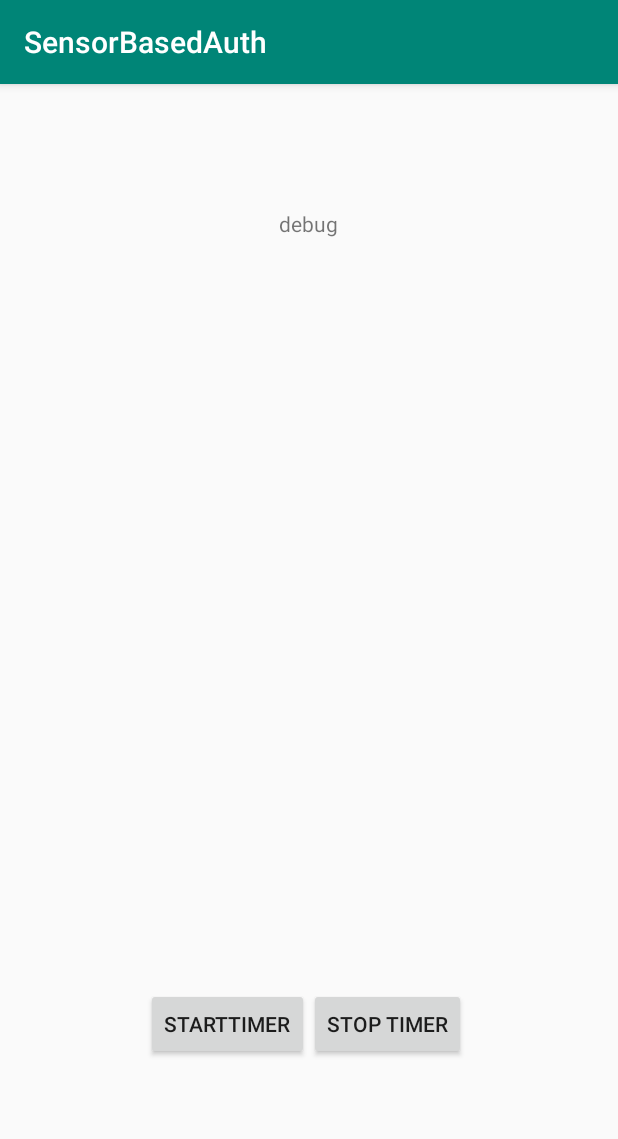
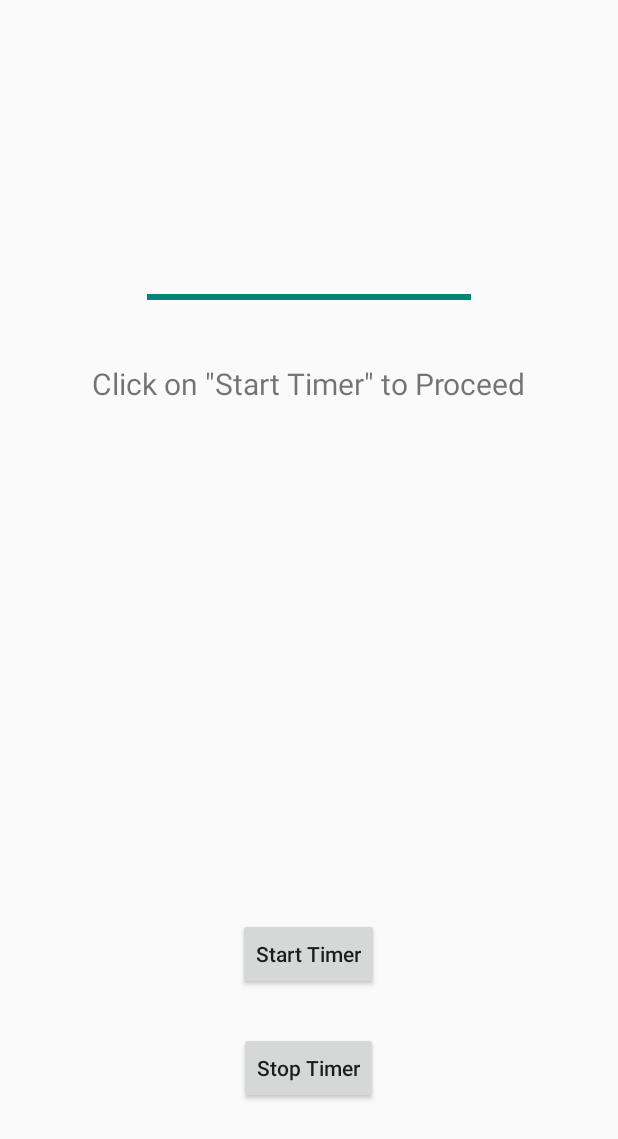
Before and after one commit to KarimM7mad/SensorBasedAuth, an Android app: the screen it shows after launch (MainActivity), on a phone screen of 412 x 824 dp. Shown: the top 1139 px of the screen. Run offline under Robolectric (Android 15) with nearby library versions, the phone set to English and light mode, and no system bars.

Commit message:
all Done

```diff
--- a/app/src/main/AndroidManifest.xml
+++ b/app/src/main/AndroidManifest.xml
@@ -8,7 +8,7 @@
         android:label="@string/app_name"
         android:roundIcon="@mipmap/ic_launcher_round"
         android:supportsRtl="true"
-        android:theme="@style/AppTheme">
+        android:theme="@style/Theme.AppCompat.Light.NoActionBar">
         <activity android:name=".MainActivity">
             <intent-filter>
                 <action android:name="android.intent.action.MAIN" />
--- a/app/src/main/java/com/example/karimm7mad/sensorbasedauth/MainActivity.java
+++ b/app/src/main/java/com/example/karimm7mad/sensorbasedauth/MainActivity.java
@@ -1,17 +1,20 @@
 package com.example.karimm7mad.sensorbasedauth;
 
+import android.annotation.SuppressLint;
 import android.content.Context;
 import android.content.pm.ActivityInfo;
+import android.graphics.Color;
 import android.hardware.Sensor;
 import android.hardware.SensorEvent;
 import android.hardware.SensorEventListener;
 import android.hardware.SensorManager;
+import android.os.Bundle;
 import android.os.CountDownTimer;
 import android.support.v7.app.AppCompatActivity;
-import android.os.Bundle;
 import android.util.Log;
 import android.view.View;
 import android.widget.Button;
+import android.widget.ProgressBar;
 import android.widget.TextView;
 
 public class MainActivity extends AppCompatActivity implements SensorEventListener {
@@ -19,7 +22,7 @@ public class MainActivity extends AppCompatActivity implements SensorEventListen
 
     public TextView msgTxt, debugTxt, sensorReadingTxt;
     public Button startTimerBtn, stopTimerBtn;
-    public CountDownTimer downTimer;
+    public CountDownTimer mainDownTimer, subDownTimer;
     private SensorManager sensMan;
     private Sensor linSensor;
     public int numOfShakesInInterval;
@@ -27,6 +30,9 @@ public class MainActivity extends AppCompatActivity implements SensorEventListen
     private static final float SHAKE_THRESHOLD = 3.25f; // m/S**2
     private static final int MIN_TIME_BETWEEN_SHAKES_MILLISECS = 550;
     private long mLastShakeTime;
+    public boolean startedTimer = false;
+    public ProgressBar loading;
+    public static final String patternToFind = "1-2-3";
 
 
     @Override
@@ -38,19 +44,24 @@ public class MainActivity extends AppCompatActivity implements SensorEventListen
         this.msgTxt = findViewById(R.id.msgTxt);
         this.debugTxt = findViewById(R.id.debugTxt);
         this.sensorReadingTxt = findViewById(R.id.sensorReadings);
+        this.loading = findViewById(R.id.determinateBar);
+        this.loading.setProgress(100);
         this.numOfShakesInInterval = 0;
         //sensor itself
         this.sensMan = (SensorManager) getSystemService(Context.SENSOR_SERVICE);
         this.linSensor = sensMan.getDefaultSensor(Sensor.TYPE_ACCELEROMETER);
         //create Timer Object
-        this.createTimeer();
+        msgTxt.setText("");
+        debugTxt.setText("Click on \"Start Timer\" to Proceed");
+        this.createTimers();
         //startTimerbtn
         this.startTimerBtn = findViewById(R.id.startTimerbtn);
         this.startTimerBtn.setOnClickListener(new View.OnClickListener() {
             @Override
             public void onClick(View v) {
-                msgTxt.setText("");
-                downTimer.start();
+                mainDownTimer.start();
+                subDownTimer.start();
+                debugTxt.setText("");
                 Log.d("asdasd", "debugyAna: Timer Started");
             }
         });
@@ -59,38 +70,62 @@ public class MainActivity extends AppCompatActivity implements SensorEventListen
         this.stopTimerBtn.setOnClickListener(new View.OnClickListener() {
             @Override
             public void onClick(View v) {
+                mainDownTimer.cancel();
+                subDownTimer.cancel();
+                startedTimer = false;
+                loading.setProgress(100);
+                msgTxt.setText("");
+                debugTxt.setText("Click on \"Start Timer\" to Proceed");
                 Log.d("asdasd", "debugyAna: Timer Stopped");
-                downTimer.cancel();
             }
         });
 
     }
 
 
-    public void createTimeer() {
+    public void createTimers() {
         msgTxt.setText("");
-        this.downTimer = new CountDownTimer(10000, 3000) {
+        this.mainDownTimer = new CountDownTimer(10000, 3000) {
             @Override
             public void onTick(long millisUntilFinished) {
+                subDownTimer.cancel();
+                loading.setProgress(0);
                 Log.d("asdasd", "debugyAna: Seconds Remaining->" + (millisUntilFinished / 1000));
-//                Log.d("asdasd", "debugyAna: NumOfShakes->" + numOfShakesInInterval);
-
-                msgTxt.append(numOfShakesInInterval + "-");
-
+                if (startedTimer)
+                    msgTxt.append(numOfShakesInInterval + "-");
+                else
+                    startedTimer = true;
                 numOfShakesInInterval = 0;
+                subDownTimer.start();
             }
 
             @Override
             public void onFinish() {
                 Log.d("asdasd", "debugyAna: Timer is Finished");
+                msgTxt.append(numOfShakesInInterval + "");
+                numOfShakesInInterval = 0;
+                startedTimer = false;
+                if (msgTxt.getText().toString().equalsIgnoreCase(MainActivity.patternToFind))
+                    debugTxt.setText("Password Correct");
+                else {
+                    debugTxt.setText("Wrong Password, Try Again");
+                    msgTxt.setBackgroundColor(getResources().getColor(R.color.red, getTheme()));
+                }
+            }
+        };
+        this.subDownTimer = new CountDownTimer(3000, 150) {
+            @Override
+            public void onTick(long millisUntilFinished) {
+                loading.setProgress((int) ((3000 - millisUntilFinished) / 30));
+            }
 
-
-                msgTxt.append(numOfShakesInInterval + "-");
-
-                numOfShakesInInterval = 0;
+            @Override
+            public void onFinish() {
+                loading.setProgress(100);
             }
         };
     }
+
 
     @Override
     protected void onResume() {
@@ -109,18 +144,14 @@ public class MainActivity extends AppCompatActivity implements SensorEventListen
         if (event.sensor.getType() == Sensor.TYPE_ACCELEROMETER) {
             long curTime = System.currentTimeMillis();
             if ((curTime - mLastShakeTime) > MIN_TIME_BETWEEN_SHAKES_MILLISECS) {
-
                 float x = event.values[0];
                 float y = event.values[1];
                 float z = event.values[2];
-
                 double acceleration = Math.sqrt(Math.pow(x, 2) + Math.pow(y, 2) + Math.pow(z, 2)) - SensorManager.GRAVITY_EARTH;
-//                Log.d("asdasd", "Acceleration is " + acceleration + "m/s^2");
-
                 if (acceleration > SHAKE_THRESHOLD) {
                     mLastShakeTime = curTime;
                     numOfShakesInInterval++;
-                    Log.d("asdasd", "Shake, Rattle, and Roll");
+                    Log.d("asdasd", "Device Shaked");
                 }
             }
         }
@@ -132,4 +163,5 @@ public class MainActivity extends AppCompatActivity implements SensorEventListen
     public void onAccuracyChanged(Sensor sensor, int accuracy) {
 
     }
+
 }
--- a/app/src/main/res/layout/activity_main.xml
+++ b/app/src/main/res/layout/activity_main.xml
@@ -9,14 +9,13 @@
     <TextView
         android:id="@+id/msgTxt"
         android:layout_width="wrap_content"
-        android:layout_height="18dp"
-        android:layout_centerInParent="true"
+        android:layout_height="wrap_content"
+        android:layout_alignParentTop="true"
+        android:layout_centerHorizontal="true"
+        android:layout_marginTop="121dp"
+        android:background="@color/green"
         android:text="Hello World!"
-        app:layout_constraintBottom_toBottomOf="parent"
-        app:layout_constraintLeft_toLeftOf="parent"
-        app:layout_constraintRight_toRightOf="parent"
-        app:layout_constraintTop_toTopOf="parent"
-        app:layout_constraintVertical_bias="0.15" />
+        android:textSize="30dp" />
 
     <TextView
         android:id="@+id/debugTxt"
@@ -24,10 +23,8 @@
         android:layout_height="wrap_content"
         android:layout_alignParentTop="true"
         android:layout_centerHorizontal="true"
-        android:layout_marginTop="83dp"
-        android:text="debug"
-        tools:layout_editor_absoluteX="173dp"
-        tools:layout_editor_absoluteY="246dp" />
+        android:layout_marginTop="242dp"
+        android:textSize="20dp" />
 
     <TextView
         android:id="@+id/sensorReadings"
@@ -42,17 +39,29 @@
         android:layout_width="wrap_content"
         android:layout_height="wrap_content"
         android:layout_alignParentBottom="true"
-        android:layout_marginBottom="117dp"
-        android:layout_toStartOf="@+id/msgTxt"
-        android:text="startTimer" />
+        android:layout_centerHorizontal="true"
+        android:layout_marginBottom="164dp"
+        android:text="Start Timer"
+        android:textAllCaps="false" />
 
     <Button
         android:id="@+id/stopTimerbtn"
         android:layout_width="wrap_content"
         android:layout_height="wrap_content"
-        android:layout_alignTop="@+id/startTimerbtn"
-        android:layout_toEndOf="@+id/msgTxt"
-        android:text="Stop Timer" />
+        android:layout_alignParentBottom="true"
+        android:layout_centerHorizontal="true"
+        android:layout_marginBottom="88dp"
+        android:text="Stop Timer"
+        android:textAllCaps="false" />
 
+    <ProgressBar
+        android:id="@+id/determinateBar"
+        style="@android:style/Widget.Material.ProgressBar.Horizontal"
+        android:layout_width="216dp"
+        android:layout_height="wrap_content"
+        android:layout_alignParentTop="true"
+        android:layout_centerHorizontal="true"
+        android:layout_marginTop="190dp"
+        android:progress="25" />
 
 </RelativeLayout>
--- a/app/src/main/res/values/colors.xml
+++ b/app/src/main/res/values/colors.xml
@@ -3,4 +3,6 @@
     <color name="colorPrimary">#008577</color>
     <color name="colorPrimaryDark">#00574B</color>
     <color name="colorAccent">#D81B60</color>
+    <color name="green">#4DFF4D</color>
+    <color name="red">#FF3300</color>
 </resources>
```
